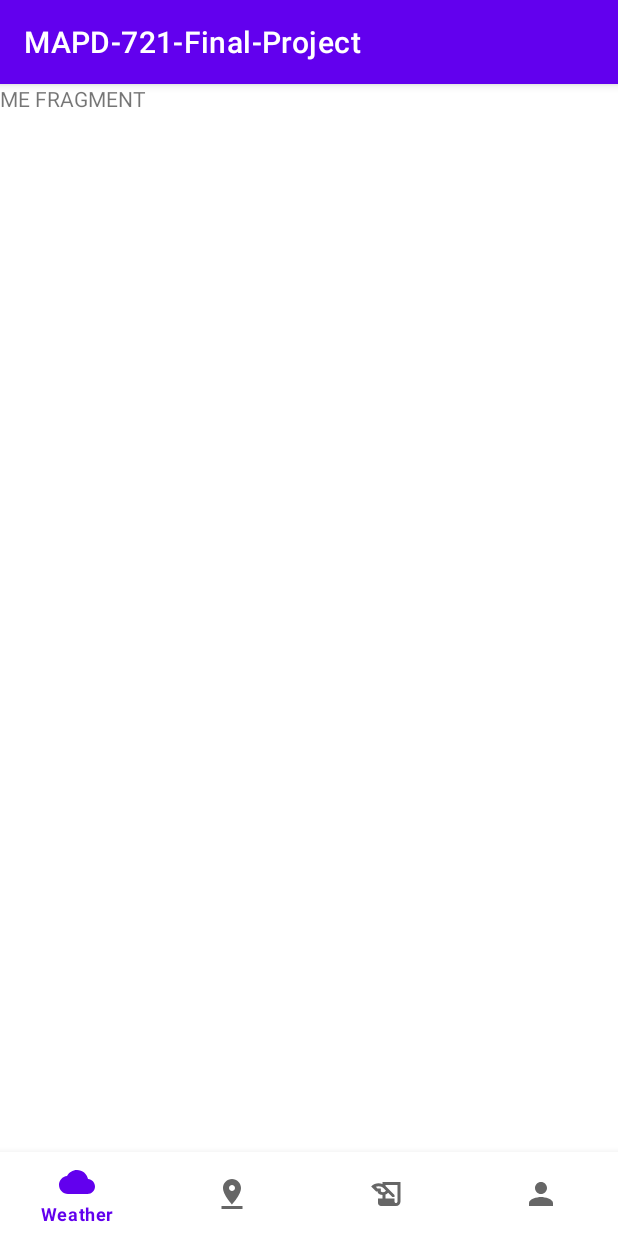
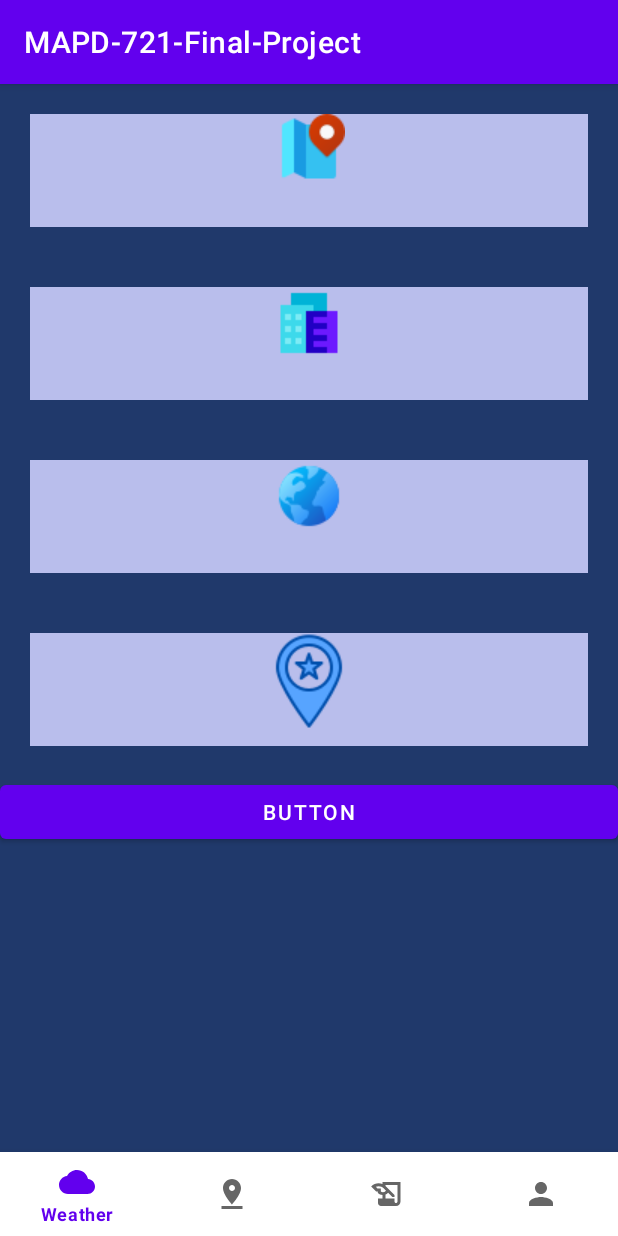
Before and after one commit to helloworldmich/MAPD721-Final-Project, an Android app: the fragment MeFragment placed in its activity, on a phone screen of 412 x 824 dp. Run offline under Robolectric (Android 15) with nearby library versions, the phone set to English and light mode, and no system bars; our stand-ins replace Firebase (no records; nobody signed in at launch, a user with empty details on screens opened directly), Picasso, Volley; pictures from the network do not load.

Commit message:
Me screen initialized

```diff
--- a/app/src/main/res/layout/fragment_me.xml
+++ b/app/src/main/res/layout/fragment_me.xml
@@ -1,15 +1,89 @@
 <?xml version="1.0" encoding="utf-8"?>
 <LinearLayout xmlns:android="http://schemas.android.com/apk/res/android"
+    xmlns:app="http://schemas.android.com/apk/res-auto"
     xmlns:tools="http://schemas.android.com/tools"
     android:layout_width="match_parent"
     android:layout_height="match_parent"
+    android:background="@color/mainBackground"
+    android:orientation="vertical"
     tools:context=".fragments.MeFragment">
 
+    <LinearLayout
+        android:layout_width="match_parent"
+        android:layout_height="75dp"
+        android:layout_marginLeft="20dp"
+        android:layout_marginTop="20dp"
+        android:layout_marginRight="20dp"
+        android:layout_marginBottom="20dp"
+        android:background="@color/secondaryBackground"
+        android:orientation="horizontal">
 
-    <TextView
-        android:id="@+id/textView7"
-        android:layout_width="wrap_content"
+        <ImageView
+            android:id="@+id/imageView"
+            android:layout_width="wrap_content"
+            android:layout_height="wrap_content"
+            android:layout_weight="1"
+            android:src="@drawable/checkin" />
+    </LinearLayout>
+
+    <LinearLayout
+        android:layout_width="match_parent"
+        android:layout_height="75dp"
+        android:layout_marginLeft="20dp"
+        android:layout_marginTop="20dp"
+        android:layout_marginRight="20dp"
+        android:layout_marginBottom="20dp"
+        android:background="@color/secondaryBackground"
+        android:orientation="horizontal">
+
+        <ImageView
+            android:id="@+id/imageView2"
+            android:layout_width="wrap_content"
+            android:layout_height="wrap_content"
+            android:layout_weight="1"
+            android:src="@drawable/city" />
+    </LinearLayout>
+
+    <LinearLayout
+        android:layout_width="match_parent"
+        android:layout_height="75dp"
+        android:layout_marginLeft="20dp"
+        android:layout_marginTop="20dp"
+        android:layout_marginRight="20dp"
+        android:layout_marginBottom="20dp"
+        android:background="@color/secondaryBackground"
+        android:orientation="horizontal">
+
+        <ImageView
+            android:id="@+id/imageView3"
+            android:layout_width="wrap_content"
+            android:layout_height="wrap_content"
+            android:layout_weight="1"
+            android:src="@drawable/country" />
+    </LinearLayout>
+
+    <LinearLayout
+        android:layout_width="match_parent"
+        android:layout_height="75dp"
+        android:layout_marginLeft="20dp"
+        android:layout_marginTop="20dp"
+        android:layout_marginRight="20dp"
+        android:layout_marginBottom="20dp"
+        android:background="@color/secondaryBackground"
+        android:orientation="horizontal">
+
+        <ImageView
+            android:id="@+id/imageView4"
+            android:layout_width="wrap_content"
+            android:layout_height="wrap_content"
+            android:layout_weight="1"
+            android:src="@drawable/favorite" />
+    </LinearLayout>
+
+    <Button
+        android:id="@+id/button2"
+        android:layout_width="match_parent"
         android:layout_height="wrap_content"
-        android:layout_weight="1"
-        android:text="ME FRAGMENT" />
+        android:text="Button" />
+
 </LinearLayout>
--- a/build.gradle
+++ b/build.gradle
@@ -5,6 +5,6 @@ buildscript {
 }
 // Top-level build file where you can add configuration options common to all sub-projects/modules.
 plugins {
-    id 'com.android.application' version '7.4.0' apply false
-    id 'com.android.library' version '7.4.0' apply false
+    id 'com.android.application' version '7.2.1' apply false
+    id 'com.android.library' version '7.2.1' apply false
 }
```
Also changed, not shown: app/src/main/res/drawable/checkin.png (added), app/src/main/res/drawable/city.png (added), app/src/main/res/drawable/country.png (added), app/src/main/res/drawable/favorite.png (added).
